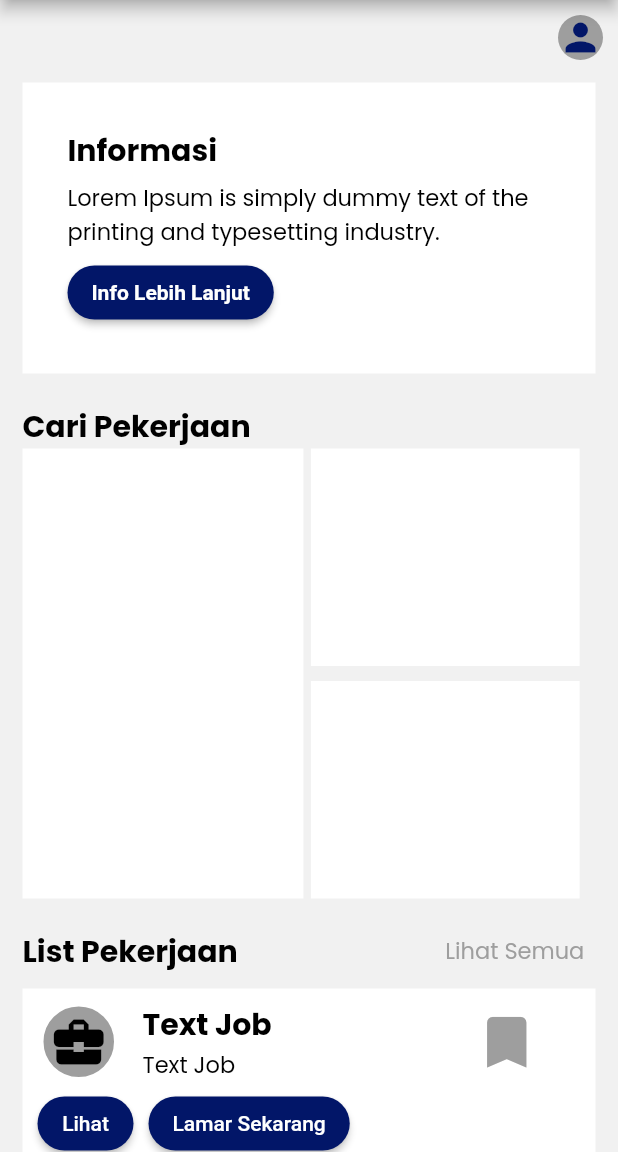
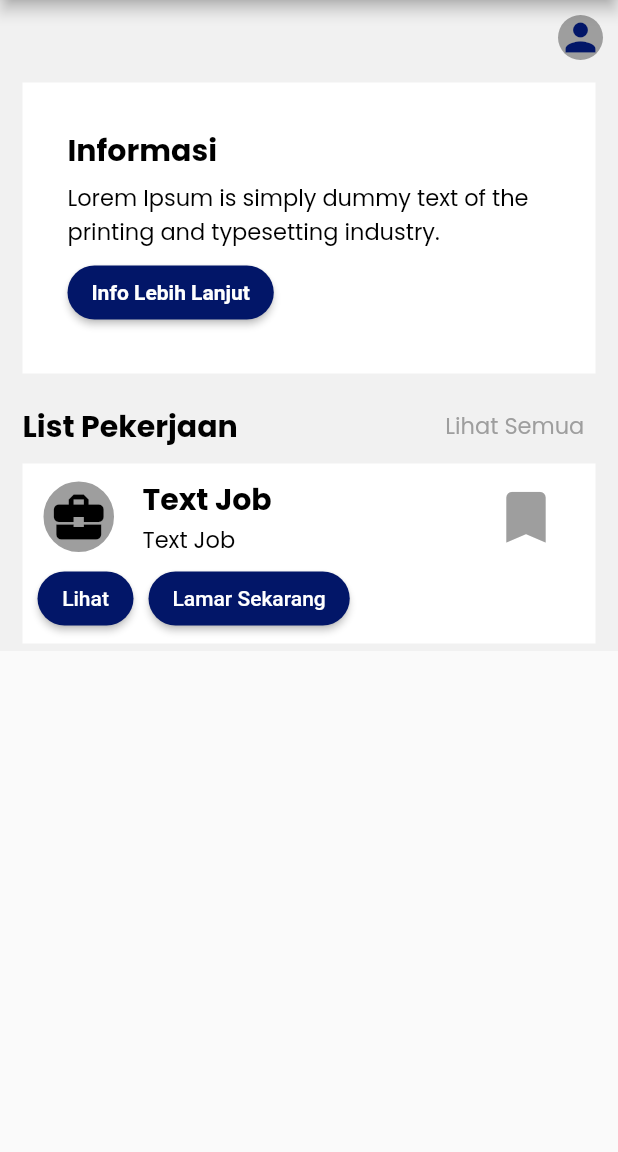
Before and after one commit to ardianhilmip35/coba_mobile_go_job, a Flutter app: the Dashboard screen opened directly, on a phone screen of 412 x 824 dp, the part 84-1236 px from its top. Run offline on Flutter 3.47's test engine with Material 2 defaults, Android fonts, the phone set to English and light mode, and no system bars; our stand-ins replace fluttertoast, get, google_fonts, google_sign_in, shared_preferences; missing offline and left inert: flutter_email_sender; accounts and stored records are empty.

Commit message:
galuh commit

```diff
--- a/lib/pages/dashboard.dart
+++ b/lib/pages/dashboard.dart
@@ -72,7 +72,7 @@ class _DashboardState extends State<Dashboard> {
                   children: [
                     Container(
                       color: Colors.white,
-                      margin: EdgeInsets.only(left: 10, right: 10),
+                      margin: EdgeInsets.only(left: 10, right: 10,bottom: 10),
                       padding: EdgeInsets.all(30),
                       width: double.infinity,
                       child: Column(
@@ -103,66 +103,6 @@ class _DashboardState extends State<Dashboard> {
                                   shape: StadiumBorder()),
                             )
                           ]),
-                    ),
-                    Container(
-                      margin: EdgeInsets.only(top: 10),
-                      padding: EdgeInsets.all(10),
-                      child: Column(
-                        crossAxisAlignment: CrossAxisAlignment.start,
-                        children: <Widget>[
-                          Text(
-                            "caripekerjaan".tr,
-                            style: GoogleFonts.poppins(
-                                fontWeight: FontWeight.bold,
-                                fontSize: 20,
-                                color: Colors.black),
-                          ),
-                          Container(
-                            child: Row(
-                              children: <Widget>[
-                                Container(
-                                  width:
-                                      MediaQuery.of(context).size.width / 2.2,
-                                  height: 300,
-                                  decoration: BoxDecoration(
-                                    color: Colors.white,
-                                  ),
-                                ),
-                                Padding(padding: EdgeInsets.only(left: 5)),
-                                Container(
-                                  width:
-                                      MediaQuery.of(context).size.width / 2.3,
-                                  height: 300,
-                                  child: Column(
-                                    children: <Widget>[
-                                      Container(
-                                        width:
-                                            MediaQuery.of(context).size.width /
-                                                2.3,
-                                        height: 145,
-                                        decoration: BoxDecoration(
-                                          color: Colors.white,
-                                        ),
-                                      ),
-                                      Padding(
-                                          padding: EdgeInsets.only(top: 10)),
-                                      Container(
-                                        width:
-                                            MediaQuery.of(context).size.width /
-                                                2.2,
-                                        height: 145,
-                                        decoration: BoxDecoration(
-                                          color: Colors.white,
-                                        ),
-                                      ),
-                                    ],
-                                  ),
-                                )
-                              ],
-                            ),
-                          )
-                        ],
-                      ),
                     ),
                     Container(
                       width: double.infinity,
@@ -226,14 +166,22 @@ class _DashboardState extends State<Dashboard> {
                                         width: 15,
                                       ),
                                       Container(
-                                        child: Column(
+                                        width:
+                                            MediaQuery.of(context).size.width /
+                                                1.44,
+                                        child: Row(
+                                          mainAxisAlignment:
+                                              MainAxisAlignment.spaceBetween,
+                                          children: <Widget>[
+                                            Column(
                                               crossAxisAlignment:
                                                   CrossAxisAlignment.start,
                                               children: <Widget>[
                                                 Text(
                                                   "Text Job",
                                                   style: GoogleFonts.poppins(
-                                                  fontWeight: FontWeight.bold,
+                                                      fontWeight:
+                                                          FontWeight.bold,
                                                       fontSize: 20,
                                                       color: Colors.black),
                                                 ),
@@ -245,18 +193,13 @@ class _DashboardState extends State<Dashboard> {
                                                 ),
                                               ],
                                             ),
-                                      ),
-                                      Container(
-                                        width:
-                                            MediaQuery.of(context).size.width /
-                                                2.2,
-                                        alignment: Alignment.centerRight,
-                                        child: IconButton(
+                                            IconButton(
                                                 iconSize: 45,
                                                 color: _iconColor,
                                                 onPressed: () {
                                                   setState(() {
-                                                if (_iconColor == Colors.grey) {
+                                                    if (_iconColor ==
+                                                        Colors.grey) {
                                                       _iconColor = primarycolor;
                                                     } else {
                                                       _iconColor = Colors.grey;
@@ -264,6 +207,8 @@ class _DashboardState extends State<Dashboard> {
                                                   });
                                                 },
                                                 icon: Icon(Icons.bookmark)),
+                                          ],
+                                        ),
                                       ),
                                     ],
                                   ),
```
Lines whose indentation alone changed are shown as unchanged.
